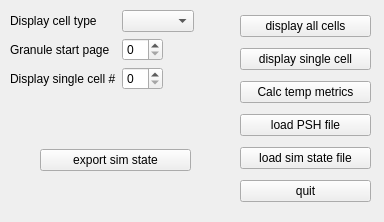
Qt form PSHViewer/includes/mainw.ui (wenkeli/Cerebellum_simulation) before a commit.
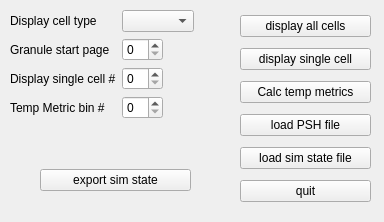
The same form after that commit.

What changed in the file:
```diff
--- a/PSHViewer/includes/mainw.ui
+++ b/PSHViewer/includes/mainw.ui
@@ -19,8 +19,8 @@
      <rect>
       <x>10</x>
       <y>10</y>
-      <width>213</width>
-      <height>91</height>
+      <width>226</width>
+      <height>128</height>
      </rect>
     </property>
     <layout class="QFormLayout" name="formLayout">
@@ -57,6 +57,16 @@
      <item row="2" column="1">
       <widget class="QSpinBox" name="dispSingleCellNum"/>
      </item>
+     <item row="3" column="1">
+      <widget class="QSpinBox" name="tempMetricBinN"/>
+     </item>
+     <item row="3" column="0">
+      <widget class="QLabel" name="label_4">
+       <property name="text">
+        <string>Temp Metric bin #</string>
+       </property>
+      </widget>
+     </item>
     </layout>
    </widget>
    <widget class="QWidget" name="verticalLayoutWidget">
@@ -117,9 +127,9 @@
     <property name="geometry">
      <rect>
       <x>40</x>
-      <y>110</y>
+      <y>150</y>
       <width>151</width>
-      <height>101</height>
+      <height>61</height>
      </rect>
     </property>
     <layout class="QVBoxLayout" name="verticalLayout_2">
```
Left out of the diff: 21 changed lines with no effect on the pictures.
